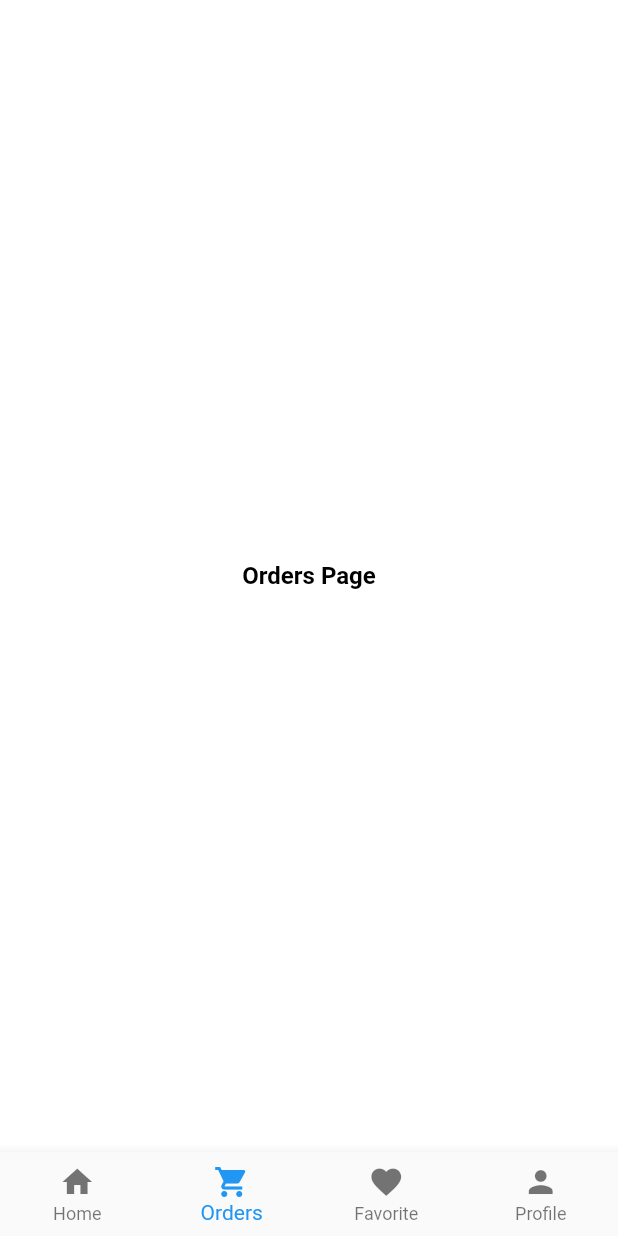
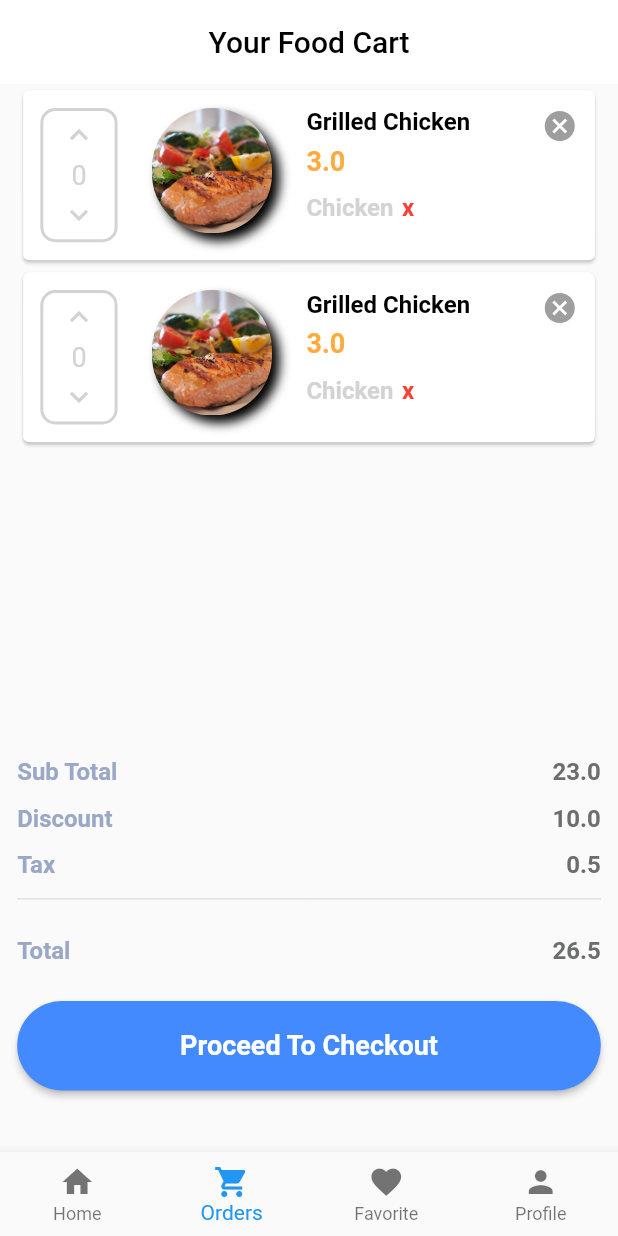
Before and after one commit to AhmedMostafaElbasha/Food-Delivery-App, a Flutter app: the MainScreen screen opened by its route, item 2 of the bottom bar chosen, on a phone screen of 412 x 824 dp. Run offline on Flutter 3.47's test engine with Material 2 defaults, Android fonts, the phone set to English and light mode, and no system bars; our stand-ins replace flutter_screenutil, smooth_star_rating.

Commit message:
Update Patch:
1- Finished UI design of OrdersScreen.
2- Finished UI design of SignInScreen.

```diff
--- a/food_delivery_app/lib/constants/app_colors.dart
+++ b/food_delivery_app/lib/constants/app_colors.dart
@@ -5,4 +5,10 @@ class AppColors {
   static Color black = Colors.black;
   static Color orangeAccent = Colors.orangeAccent;
   static Color white = Colors.white;
+  static Color lightGray = Color(0xFFD3D3D3);
+  static Color lightShadeblue = Color(0xFF9BA7C6);
+  static Color shadeCyan = Color(0xFF6C6D6D);
+  static Color red = Colors.red;
+  static Color cyanBlue = Color(0xFFbdc2cb);
+  static Color blue = Colors.blue;
 }
--- a/food_delivery_app/lib/constants/app_icons.dart
+++ b/food_delivery_app/lib/constants/app_icons.dart
@@ -7,4 +7,8 @@ class AppIcons {
   static IconData shoppingCart = Icons.shopping_cart;
   static IconData favorite = Icons.favorite;
   static IconData person = Icons.person;
+  static IconData keyboardArrowUp = Icons.keyboard_arrow_up;
+  static IconData keyboardArrowDown = Icons.keyboard_arrow_down;
+  static IconData visibility = Icons.visibility;
+  static IconData visibilityOff = Icons.visibility_off;
 }
--- a/food_delivery_app/lib/constants/app_routes.dart
+++ b/food_delivery_app/lib/constants/app_routes.dart
@@ -6,6 +6,7 @@ class AppRoutes {
   static String ordersPage = '/orders_page';
   static String favoritePage = '/favorite_page';
   static String profilePage = '/profile_page';
+  static String signInScreen = '/sign_in_screen';
 
   static var routes = {
     mainScreen: (_) => MainScreen(),
@@ -13,5 +14,6 @@ class AppRoutes {
     ordersPage: (_) => OrdersPage(),
     favoritePage: (_) => FavoritePage(),
     profilePage: (_) => ProfilePage(),
+    signInScreen: (_) => SignInScreen(),
   };
 }
--- a/food_delivery_app/lib/constants/app_strings.dart
+++ b/food_delivery_app/lib/constants/app_strings.dart
@@ -15,4 +15,16 @@ class AppStrings {
   static String ordersTab = 'orders_tab';
   static String favoriteTab = 'favorite_tab';
   static String profileTab = 'profile_tab';
+  static String ordersPageAppBarTitle = 'orders_page_app_bar_title';
+  static String subTotal = 'sub_total';
+  static String discount = 'discount';
+  static String tax = 'tax';
+  static String total = 'total';
+  static String proceedToCheckout = 'proceed_to_checkout';
+  static String signIn = 'sign_in';
+  static String usernameHint = 'username_hint';
+  static String passwordHint = 'password_hint';
+  static String forgetPassword = 'forget_password';
+  static String dontHaveAnAccount = 'dont_have_an_account';
+  static String signUp = 'sign_up';
 }
--- a/food_delivery_app/lib/presentation/screens/orders_page.dart
+++ b/food_delivery_app/lib/presentation/screens/orders_page.dart
@@ -6,13 +6,129 @@ import 'package:food_delivery_app/constants/constants.dart';
 class OrdersPage extends StatelessWidget {
   @override
   Widget build(BuildContext context) {
-    return Container(
-      child: Center(
-        child: AppTextDisplay(
-          text: "Orders Page",
-          textStyle: AppTextStyles.regularBold,
+    return Scaffold(
+      appBar: AppBar(
+        title: AppTextDisplay(
+          translation: AppStrings.ordersPageAppBarTitle,
+          textStyle: TextStyle(color: AppColors.black),
+        ),
+        centerTitle: true,
+        backgroundColor: AppColors.white,
+        elevation: 0,
+      ),
+      body: Container(
+        child: SingleChildScrollView(
+          child: Padding(
+            padding: EdgeInsets.symmetric(
+              horizontal: ScreenUtil().setWidth(10),
+            ),
+            child: Container(
+              height: ScreenUtil().screenHeight * .5,
+              child: ListView(
+                children: [
+                  OrderItem(),
+                  OrderItem(),
+                ],
+              ),
+            ),
+          ),
+        ),
+      ),
+      bottomNavigationBar: _totalPriceDisplay(),
+    );
+  }
+
+  Widget _totalPriceDisplay() {
+    return Padding(
+      padding: EdgeInsets.symmetric(
+        horizontal: ScreenUtil().setWidth(10),
+      ),
+      child: Container(
+        height: ScreenUtil().setHeight(220),
+        child: Column(
+          children: [
+            Padding(
+              padding: EdgeInsets.only(bottom: ScreenUtil().setHeight(10)),
+              child: _totalPriceDetailDisplay(
+                AppStrings.subTotal,
+                "23.0",
+              ),
+            ),
+            Padding(
+              padding: EdgeInsets.only(bottom: ScreenUtil().setHeight(10)),
+              child: _totalPriceDetailDisplay(
+                AppStrings.discount,
+                "10.0",
+              ),
+            ),
+            Padding(
+              padding: EdgeInsets.only(bottom: ScreenUtil().setHeight(10)),
+              child: _totalPriceDetailDisplay(
+                AppStrings.tax,
+                "0.5",
+              ),
+            ),
+            Divider(
+              color: AppColors.lightGray,
+              height: ScreenUtil().setHeight(2),
+            ),
+            Padding(
+              padding: EdgeInsets.only(top: ScreenUtil().setHeight(20)),
+              child: _totalPriceDetailDisplay(
+                AppStrings.total,
+                "26.5",
+              ),
+            ),
+            Padding(
+              padding: EdgeInsets.only(
+                top: ScreenUtil().setHeight(20),
+                bottom: ScreenUtil().setHeight(20),
+              ),
+              child: _proceedToCheckoutButton(),
+            ),
+          ],
         ),
       ),
     );
   }
+
+  MaterialButton _proceedToCheckoutButton() {
+    return MaterialButton(
+      onPressed: () {},
+      color: AppColors.blueAccent,
+      shape: RoundedRectangleBorder(
+        borderRadius: BorderRadius.circular(35),
+      ),
+      minWidth: ScreenUtil().screenWidth,
+      height: ScreenUtil().setHeight(50),
+      child: AppTextDisplay(
+        translation: AppStrings.proceedToCheckout,
+        textStyle: AppTextStyles.regularBold.copyWith(
+          color: AppColors.white,
+          fontSize: 18,
+        ),
+      ),
+    );
+  }
+
+  Widget _totalPriceDetailDisplay(String title, String value) {
+    return Row(
+      mainAxisSize: MainAxisSize.max,
+      mainAxisAlignment: MainAxisAlignment.spaceBetween,
+      children: [
+        AppTextDisplay(
+          translation: title,
+          textStyle: AppTextStyles.regularBold.copyWith(
+            color: AppColors.lightShadeblue,
+          ),
+        ),
+        AppTextDisplay(
+          text: value,
+          textStyle: AppTextStyles.regularBold.copyWith(
+            color: AppColors.shadeCyan,
+          ),
+        ),
+      ],
+    );
+  }
 }
--- a/food_delivery_app/lib/presentation/screens/screens.dart
+++ b/food_delivery_app/lib/presentation/screens/screens.dart
@@ -3,3 +3,4 @@ export 'main_screen.dart';
 export 'orders_page.dart';
 export 'favorite_page.dart';
 export 'profile_page.dart';
+export 'sign_in_screen.dart';
--- a/food_delivery_app/lib/presentation/widgets/app.dart
+++ b/food_delivery_app/lib/presentation/widgets/app.dart
@@ -16,7 +16,7 @@ class App extends StatelessWidget {
       allowFontScaling: false,
       builder: () {
         return MaterialApp(
-          initialRoute: AppRoutes.mainScreen,
+          initialRoute: AppRoutes.signInScreen,
           routes: AppRoutes.routes,
           debugShowCheckedModeBanner: false,
           title: 'Food Delivery App',
--- /dev/null
+++ b/food_delivery_app/lib/presentation/widgets/order_item.dart
@@ -0,0 +1,159 @@
+import 'package:flutter/material.dart';
+import 'package:flutter_screenutil/flutter_screenutil.dart';
+import 'package:food_delivery_app/presentation/presentation.dart';
+import 'package:food_delivery_app/constants/constants.dart';
+
+class OrderItem extends StatelessWidget {
+  @override
+  Widget build(BuildContext context) {
+    return Card(
+      child: Padding(
+        padding: EdgeInsets.symmetric(
+          horizontal: ScreenUtil().setWidth(10),
+          vertical: ScreenUtil().setHeight(10),
+        ),
+        child: Row(
+          mainAxisSize: MainAxisSize.max,
+          crossAxisAlignment: CrossAxisAlignment.start,
+          children: [
+            Padding(
+              padding: EdgeInsets.only(
+                right: ScreenUtil().setWidth(20),
+              ),
+              child: Container(
+                height: ScreenUtil().setHeight(75),
+                width: ScreenUtil().setWidth(45),
+                decoration: BoxDecoration(
+                  border: Border.all(
+                    width: 2.0,
+                    color: AppColors.lightGray,
+                  ),
+                  borderRadius: BorderRadius.circular(10),
+                ),
+                child: Column(
+                  mainAxisAlignment: MainAxisAlignment.spaceEvenly,
+                  children: [
+                    InkWell(
+                      onTap: () {},
+                      child: Icon(
+                        AppIcons.keyboardArrowUp,
+                        color: AppColors.lightGray,
+                      ),
+                    ),
+                    AppTextDisplay(
+                      text: '0',
+                      textStyle: TextStyle(
+                        fontSize: 18,
+                        color: AppColors.lightGray,
+                      ),
+                    ),
+                    InkWell(
+                      onTap: () {},
+                      child: Icon(
+                        AppIcons.keyboardArrowDown,
+                        color: AppColors.lightGray,
+                      ),
+                    ),
+                  ],
+                ),
+              ),
+            ),
+            Padding(
+              padding: EdgeInsets.only(
+                right: ScreenUtil().setWidth(20),
+              ),
+              child: Container(
+                height: ScreenUtil().setHeight(70),
+                width: ScreenUtil().setWidth(70),
+                decoration: BoxDecoration(
+                  image: DecorationImage(
+                    image: AssetImage(AppImagePaths.lunch),
+                    fit: BoxFit.cover,
+                  ),
+                  borderRadius: BorderRadius.circular(50.0),
+                  boxShadow: [
+                    BoxShadow(
+                      color: AppColors.black,
+                      blurRadius: 5.0,
+                      offset: Offset(5.0, 5.0),
+                    ),
+                  ],
+                ),
+              ),
+            ),
+            Column(
+              mainAxisAlignment: MainAxisAlignment.start,
+              crossAxisAlignment: CrossAxisAlignment.start,
+              children: [
+                Padding(
+                  padding: EdgeInsets.only(
+                    bottom: ScreenUtil().setHeight(5),
+                  ),
+                  child: AppTextDisplay(
+                    text: "Grilled Chicken",
+                    textStyle: AppTextStyles.regularBold,
+                  ),
+                ),
+                Padding(
+                  padding: EdgeInsets.only(
+                    bottom: ScreenUtil().setHeight(5),
+                  ),
+                  child: AppTextDisplay(
+                    text: "3.0",
+                    textStyle: AppTextStyles.seeAll,
+                  ),
+                ),
+                Container(
+                  height: ScreenUtil().setHeight(25),
+                  width: ScreenUtil().setWidth(120),
+                  child: ListView(
+                    scrollDirection: Axis.horizontal,
+                    children: [
+                      Row(
+                        children: [
+                          Padding(
+                            padding: EdgeInsets.only(
+                              right: ScreenUtil().setWidth(5),
+                            ),
+                            child: AppTextDisplay(
+                              text: "Chicken",
+                              textStyle: AppTextStyles.regularBold.copyWith(
+                                color: AppColors.lightGray,
+                              ),
+                            ),
+                          ),
+                          Padding(
+                            padding: EdgeInsets.only(
+                              right: ScreenUtil().setWidth(10),
+                            ),
+                            child: InkWell(
+                              onTap: () {},
+                              child: AppTextDisplay(
+                                text: "x",
+                                textStyle: AppTextStyles.regularBold.copyWith(
+                                  color: AppColors.red,
+                                ),
+                              ),
+                            ),
+                          ),
+                        ],
+                      ),
+                    ],
+                  ),
+                ),
+              ],
+            ),
+            Spacer(),
+            GestureDetector(
+              onTap: () {},
+              child: Icon(
+                Icons.cancel,
+                color: Colors.grey,
+              ),
+            ),
+          ],
+        ),
+      ),
+    );
+  }
+}
--- a/food_delivery_app/lib/presentation/widgets/widgets.dart
+++ b/food_delivery_app/lib/presentation/widgets/widgets.dart
@@ -5,3 +5,4 @@ export 'food_category_list.dart';
 export 'food_category_item.dart';
 export 'search_bar.dart';
 export 'bought_food_item.dart';
+export 'order_item.dart';
```
Also changed, not shown: food_delivery_app/lang/ar.json (+13 -1 lines), food_delivery_app/lang/en.json (+13 -1 lines), food_delivery_app/lib/constants/app_text_styles.dart (+7 -0 lines), food_delivery_app/lib/presentation/screens/sign_in_screen.dart (added, +185 -0 lines).
